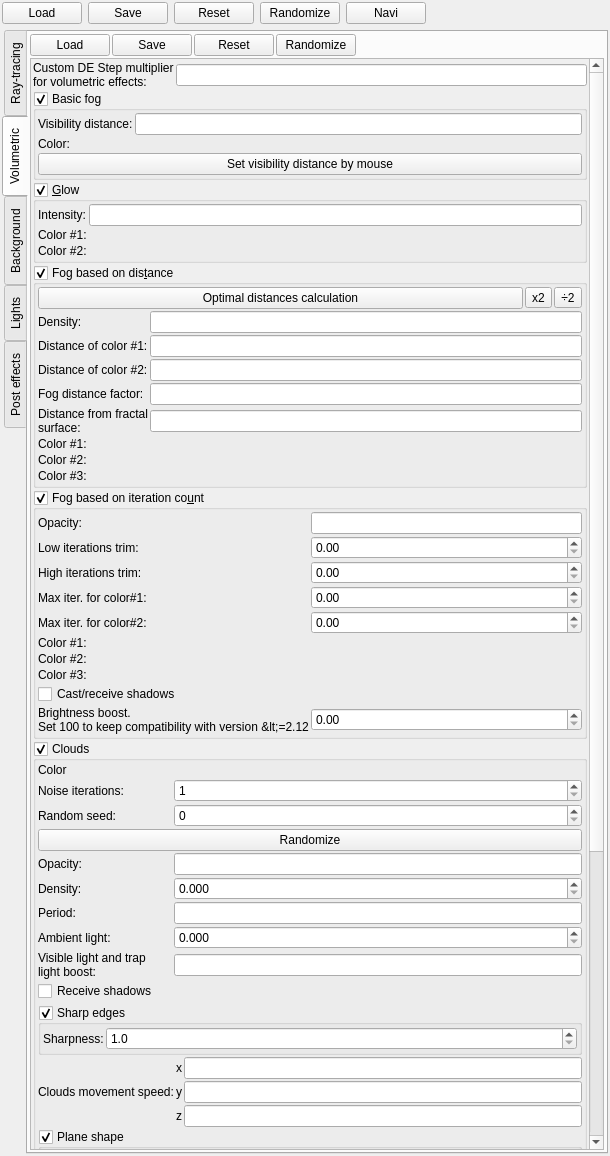
Before: the Qt Designer form mandelbulber2/qt/dock_effects.ui in buddhi1980/mandelbulber2, drawn with Qt 5.
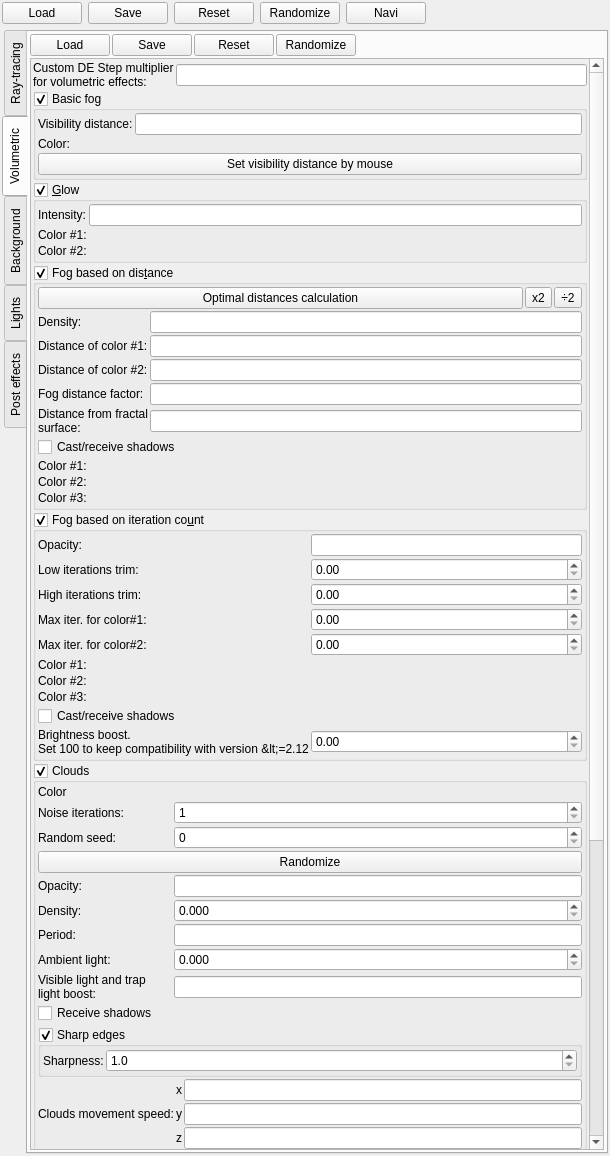
After: the same form once the commit is applied. The open tabs and pages were chosen to show the change. Icons and pictures are not drawn. Custom widgets are drawn as their Qt base class.

Commit message: Started rebuilding of rendering of volumetric effects. Now all efects will be calculated in a one loop for light sources. Conversion of volumetric lights and iter fog in done in CPU code

The edit to the form file:
```diff
--- a/mandelbulber2/qt/dock_effects.ui
+++ b/mandelbulber2/qt/dock_effects.ui
@@ -1257,8 +1257,8 @@
            <rect>
             <x>0</x>
             <y>0</y>
-            <width>555</width>
-            <height>1705</height>
+            <width>553</width>
+            <height>1557</height>
            </rect>
           </property>
           <layout class="QVBoxLayout" name="verticalLayout_35">
@@ -1540,23 +1540,6 @@
                 <property name="spacing">
                  <number>2</number>
                 </property>
-                <item row="8" column="1">
-                 <widget class="MyColorButton" name="colorButton_fog_color_3" native="true">
-                  <property name="toolTip">
-                   <string>&lt;html&gt;&lt;head/&gt;&lt;body&gt;&lt;p&gt;Color of fog which is used farther than distance #2&lt;/p&gt;&lt;/body&gt;&lt;/html&gt;</string>
-                  </property>
-                  <property name="text" stdset="0">
-                   <string>PushButton</string>
-                  </property>
-                 </widget>
-                </item>
-                <item row="6" column="0">
-                 <widget class="QLabel" name="label_66">
-                  <property name="text">
-                   <string>Color #1:</string>
-                  </property>
-                 </widget>
-                </item>
                 <item row="1" column="1">
                  <widget class="MyLineEdit" name="logedit_volumetric_fog_density">
                   <property name="toolTip">
@@ -1564,38 +1547,7 @@
                   </property>
                  </widget>
                 </item>
-                <item row="8" column="0">
-                 <widget class="QLabel" name="label_79">
-                  <property name="text">
-                   <string>Color #3:</string>
-                  </property>
-                 </widget>
-                </item>
-                <item row="5" column="0">
-                 <widget class="QLabel" name="label_100">
-                  <property name="text">
-                   <string>Distance from fractal surface:</string>
-                  </property>
-                  <property name="wordWrap">
-                   <bool>true</bool>
-                  </property>
-                 </widget>
-                </item>
-                <item row="5" column="1">
-                 <widget class="MyLineEdit" name="logedit_volumetric_fog_distance_from_surface">
-                  <property name="toolTip">
-                   <string>&lt;html&gt;&lt;head/&gt;&lt;body&gt;&lt;p&gt;Adjusts the density of fog based on  the  distance from the fractal surface. Higher values produces fog which reaches further from the fractal surface.&lt;/p&gt;&lt;/body&gt;&lt;/html&gt;</string>
-                  </property>
-                 </widget>
-                </item>
-                <item row="4" column="0">
-                 <widget class="QLabel" name="label_77">
-                  <property name="text">
-                   <string>Fog distance factor:</string>
-                  </property>
-                 </widget>
-                </item>
-                <item row="6" column="1">
+                <item row="7" column="1">
                  <widget class="MyColorButton" name="colorButton_fog_color_1" native="true">
                   <property name="toolTip">
                    <string>&lt;html&gt;&lt;head/&gt;&lt;body&gt;&lt;p&gt;Color of fog which is used from fractal surface to distance #1&lt;/p&gt;&lt;/body&gt;&lt;/html&gt;</string>
@@ -1612,17 +1564,27 @@
                   </property>
                  </widget>
                 </item>
-                <item row="7" column="0">
-                 <widget class="QLabel" name="label_78">
+                <item row="3" column="0">
+                 <widget class="QLabel" name="label_76">
                   <property name="text">
-                   <string>Color #2:</string>
+                   <string>Distance of color #2:</string>
                   </property>
                  </widget>
                 </item>
-                <item row="4" column="1">
-                 <widget class="MyLineEdit" name="logedit_volumetric_fog_distance_factor">
+                <item row="9" column="1">
+                 <widget class="MyColorButton" name="colorButton_fog_color_3" native="true">
                   <property name="toolTip">
-                   <string>&lt;html&gt;&lt;head/&gt;&lt;body&gt;&lt;p&gt;Adjusts the density of fog based on  the  distance from the fractal surface. Higher values produces fog which reaches further from the fractal surface.&lt;/p&gt;&lt;/body&gt;&lt;/html&gt;</string>
+                   <string>&lt;html&gt;&lt;head/&gt;&lt;body&gt;&lt;p&gt;Color of fog which is used farther than distance #2&lt;/p&gt;&lt;/body&gt;&lt;/html&gt;</string>
+                  </property>
+                  <property name="text" stdset="0">
+                   <string>PushButton</string>
+                  </property>
+                 </widget>
+                </item>
+                <item row="4" column="0">
+                 <widget class="QLabel" name="label_77">
+                  <property name="text">
+                   <string>Fog distance factor:</string>
                   </property>
                  </widget>
                 </item>
@@ -1633,16 +1595,6 @@
                   </property>
                  </widget>
                 </item>
-                <item row="7" column="1">
-                 <widget class="MyColorButton" name="colorButton_fog_color_2" native="true">
-                  <property name="toolTip">
-                   <string>&lt;html&gt;&lt;head/&gt;&lt;body&gt;&lt;p&gt;Color of fog which is used between distance #1  and distance #2&lt;/p&gt;&lt;/body&gt;&lt;/html&gt;</string>
-                  </property>
-                  <property name="text" stdset="0">
-                   <string>PushButton</string>
-                  </property>
-                 </widget>
-                </item>
                 <item row="3" column="1">
                  <widget class="MyLineEdit" name="logedit_volumetric_fog_colour_2_distance">
                   <property name="toolTip">
@@ -1650,6 +1602,61 @@
                   </property>
                  </widget>
                 </item>
+                <item row="8" column="1">
+                 <widget class="MyColorButton" name="colorButton_fog_color_2" native="true">
+                  <property name="toolTip">
+                   <string>&lt;html&gt;&lt;head/&gt;&lt;body&gt;&lt;p&gt;Color of fog which is used between distance #1  and distance #2&lt;/p&gt;&lt;/body&gt;&lt;/html&gt;</string>
+                  </property>
+                  <property name="text" stdset="0">
+                   <string>PushButton</string>
+                  </property>
+                 </widget>
+                </item>
+                <item row="9" column="0">
+                 <widget class="QLabel" name="label_79">
+                  <property name="text">
+                   <string>Color #3:</string>
+                  </property>
+                 </widget>
+                </item>
+                <item row="5" column="0">
+                 <widget class="QLabel" name="label_100">
+                  <property name="text">
+                   <string>Distance from fractal surface:</string>
+                  </property>
+                  <property name="wordWrap">
+                   <bool>true</bool>
+                  </property>
+                 </widget>
+                </item>
+                <item row="4" column="1">
+                 <widget class="MyLineEdit" name="logedit_volumetric_fog_distance_factor">
+                  <property name="toolTip">
+                   <string>&lt;html&gt;&lt;head/&gt;&lt;body&gt;&lt;p&gt;Adjusts the density of fog based on  the  distance from the fractal surface. Higher values produces fog which reaches further from the fractal surface.&lt;/p&gt;&lt;/body&gt;&lt;/html&gt;</string>
+                  </property>
+                 </widget>
+                </item>
+                <item row="5" column="1">
+                 <widget class="MyLineEdit" name="logedit_volumetric_fog_distance_from_surface">
+                  <property name="toolTip">
+                   <string>&lt;html&gt;&lt;head/&gt;&lt;body&gt;&lt;p&gt;Adjusts the density of fog based on  the  distance from the fractal surface. Higher values produces fog which reaches further from the fractal surface.&lt;/p&gt;&lt;/body&gt;&lt;/html&gt;</string>
+                  </property>
+                 </widget>
+                </item>
+                <item row="8" column="0">
+                 <widget class="QLabel" name="label_78">
+                  <property name="text">
+                   <string>Color #2:</string>
+                  </property>
+                 </widget>
+                </item>
+                <item row="7" column="0">
+                 <widget class="QLabel" name="label_66">
+                  <property name="text">
+                   <string>Color #1:</string>
+                  </property>
+                 </widget>
+                </item>
                 <item row="1" column="0">
                  <widget class="QLabel" name="label_65">
                   <property name="text">
@@ -1657,10 +1664,16 @@
                   </property>
                  </widget>
                 </item>
-                <item row="3" column="0">
-                 <widget class="QLabel" name="label_76">
+                <item row="6" column="0" colspan="2">
+                 <widget class="MyCheckBox" name="checkBox_distance_fog_shadows">
+                  <property name="sizePolicy">
+                   <sizepolicy hsizetype="Minimum" vsizetype="Maximum">
+                    <horstretch>0</horstretch>
+                    <verstretch>0</verstretch>
+                   </sizepolicy>
+                  </property>
                   <property name="text">
-                   <string>Distance of color #2:</string>
+                   <string>Cast/receive shadows</string>
                   </property>
                  </widget>
                 </item>
```
Left out of the diff: 18 changed lines with no effect on the pictures. The commit also changes 1 other file.
